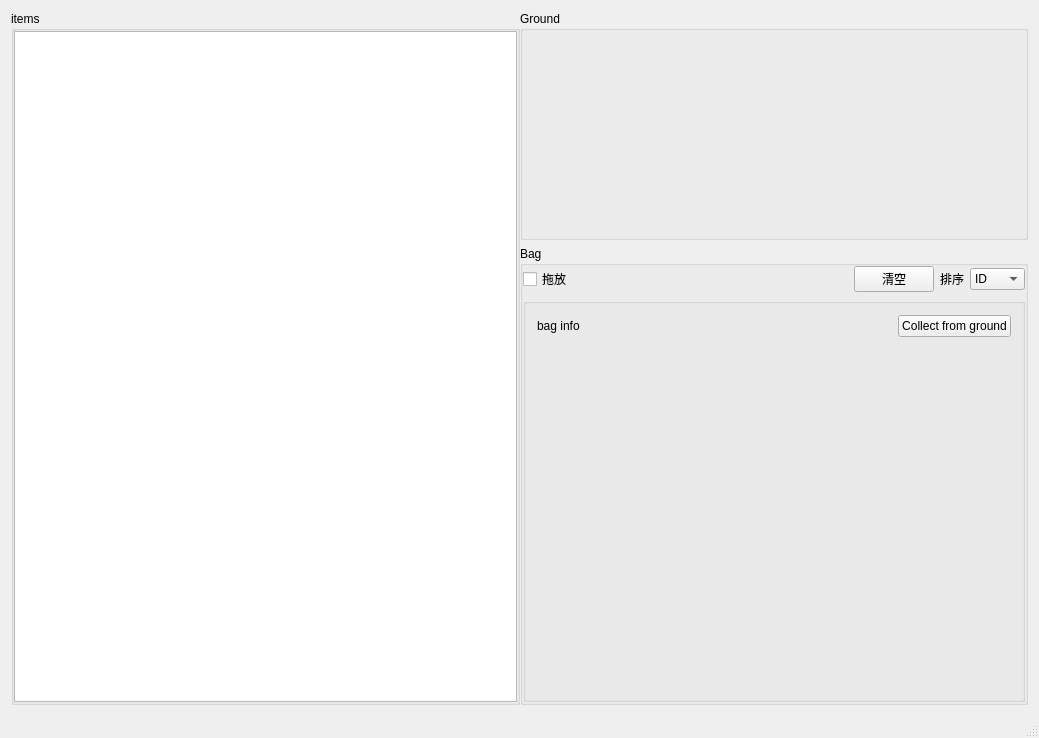
Qt form ui/mainwindow.ui (beiklive/Simple-Inventory) before a commit.
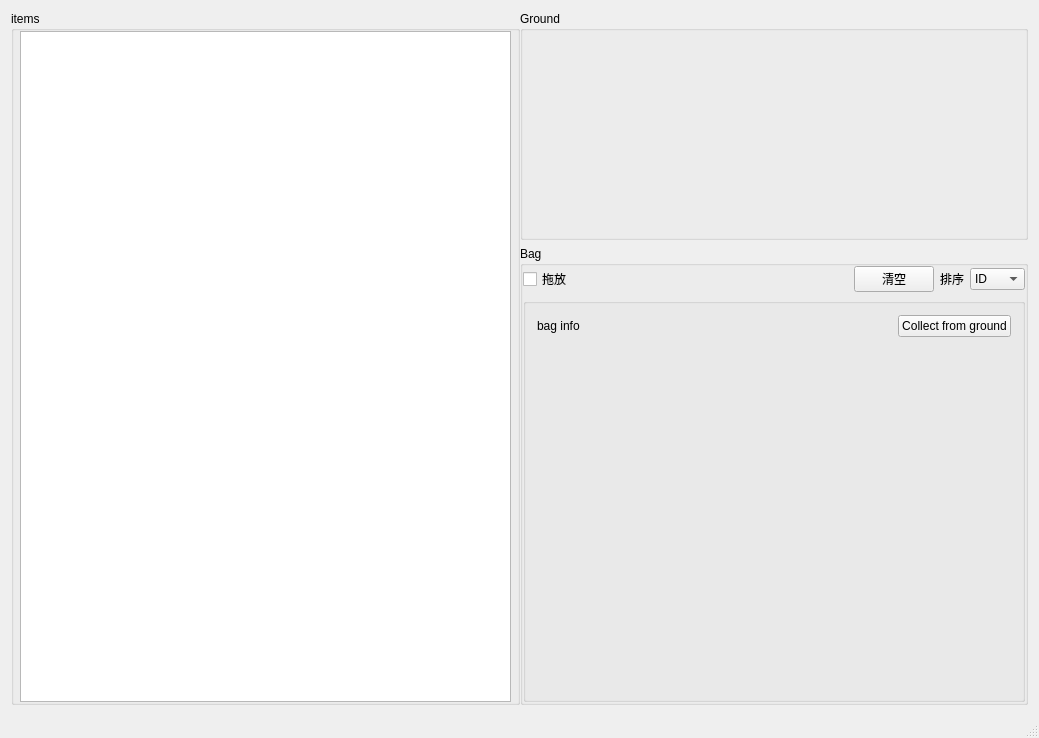
The same form after that commit. Custom widgets are drawn as their Qt base class.

```diff
--- a/ui/mainwindow.ui
+++ b/ui/mainwindow.ui
@@ -27,13 +27,13 @@
         </property>
         <layout class="QGridLayout" name="gridLayout_2">
          <property name="leftMargin">
-          <number>0</number>
+          <number>6</number>
          </property>
          <property name="topMargin">
           <number>0</number>
          </property>
          <property name="rightMargin">
-          <number>0</number>
+          <number>6</number>
          </property>
          <property name="bottomMargin">
           <number>0</number>
```
